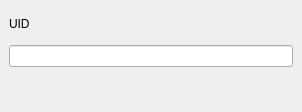
This is studio/docks/node_edit_dock.ui in caryoscelus/rainynite-studio as Qt 5 draws it before an edit. The edited form follows.
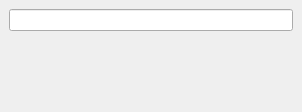
This is the edited form.

Commit message:
Remove node ID from NodeEdit dock
This was added for debugging and no longer necessary. If this is
required again, it would be better to put it into a less obtrusive
place (e.g. Debug dock?).

```diff
--- a/studio/docks/node_edit_dock.ui
+++ b/studio/docks/node_edit_dock.ui
@@ -15,13 +15,6 @@
   </property>
   <widget class="QWidget" name="content">
    <layout class="QVBoxLayout" name="verticalLayout">
-    <item>
-     <widget class="QLabel" name="uid_label">
-      <property name="text">
-       <string>UID</string>
-      </property>
-     </widget>
-    </item>
     <item>
      <widget class="QLineEdit" name="text_edit"/>
     </item>
```
The commit also changes 1 other file.
